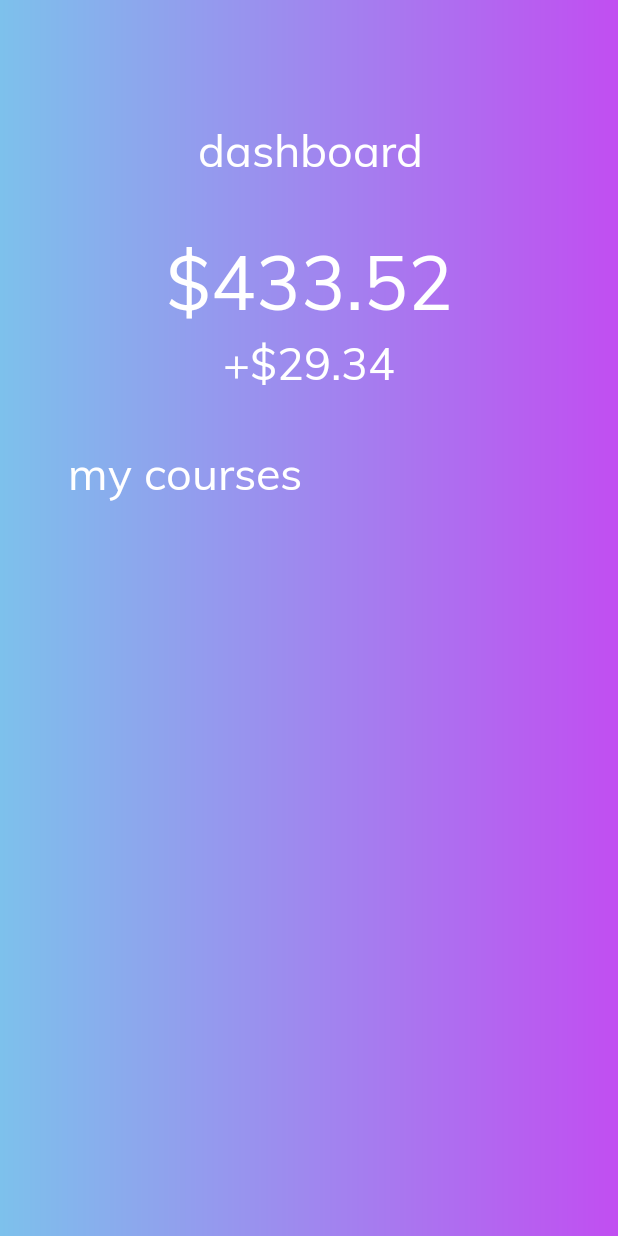
After one commit to harrysullivan235345/langsy-client, an Android app: the DashboardActivity screen opened directly, with no data from a screen before it, on a phone screen of 412 x 824 dp. The commit adds this screen. Run offline under Robolectric (Android 15) with nearby library versions, the phone set to English and light mode, and no system bars.

Commit message:
first part of dashboard
First part of dashboard

```diff
--- a/app/build.gradle
+++ b/app/build.gradle
@@ -24,7 +24,7 @@ android {
 
 dependencies {
     implementation fileTree(dir: 'libs', include: ['*.jar'])
-    implementation"org.jetbrains.kotlin:kotlin-stdlib-jdk7:$kotlin_version"
+    implementation "org.jetbrains.kotlin:kotlin-stdlib-jdk7:$kotlin_version"
     implementation 'androidx.appcompat:appcompat:1.0.2'
     implementation 'androidx.core:core-ktx:1.0.2'
     implementation 'androidx.constraintlayout:constraintlayout:1.1.3'
--- a/app/src/main/AndroidManifest.xml
+++ b/app/src/main/AndroidManifest.xml
@@ -9,6 +9,8 @@
         android:roundIcon="@mipmap/ic_launcher_round"
         android:supportsRtl="true"
         android:theme="@style/AppTheme">
+        <activity android:name=".CourseLabel"></activity>
+        <activity android:name=".DashboardActivity" />
         <activity android:name=".MainActivity">
             <intent-filter>
                 <action android:name="android.intent.action.MAIN" />
--- /dev/null
+++ b/app/src/main/java/ga/harrysullivan/langsy/DashboardActivity.kt
@@ -0,0 +1,14 @@
+package ga.harrysullivan.langsy
+
+import androidx.appcompat.app.AppCompatActivity
+import android.os.Bundle
+import android.view.LayoutInflater
+
+class DashboardActivity : AppCompatActivity() {
+
+    override fun onCreate(savedInstanceState: Bundle?) {
+        super.onCreate(savedInstanceState)
+        setContentView(R.layout.activity_dashboard)
+
+    }
+}
--- /dev/null
+++ b/app/src/main/res/layout/activity_dashboard.xml
@@ -0,0 +1,80 @@
+<?xml version="1.0" encoding="utf-8"?>
+<androidx.constraintlayout.widget.ConstraintLayout xmlns:android="http://schemas.android.com/apk/res/android"
+    xmlns:app="http://schemas.android.com/apk/res-auto"
+    xmlns:tools="http://schemas.android.com/tools"
+    android:layout_width="match_parent"
+    android:layout_height="match_parent"
+    android:background="@drawable/gradient_blue_purple"
+    tools:context=".DashboardActivity">
+
+    <ScrollView
+        android:layout_width="409dp"
+        android:layout_height="729dp"
+        android:layout_marginBottom="2dp"
+        app:layout_constraintBottom_toBottomOf="parent"
+        app:layout_constraintEnd_toEndOf="parent"
+        app:layout_constraintStart_toStartOf="parent"
+        app:layout_constraintTop_toTopOf="parent">
+
+        <androidx.constraintlayout.widget.ConstraintLayout
+            android:id="@+id/linearLayout"
+            android:layout_width="match_parent"
+            android:layout_height="wrap_content">
+
+            <TextView
+                android:id="@+id/textView3"
+                android:layout_width="wrap_content"
+                android:layout_height="wrap_content"
+                android:layout_marginStart="1dp"
+                android:layout_marginLeft="1dp"
+                android:layout_marginTop="32dp"
+                android:text="@string/dashboard_heading"
+                android:textColor="@android:color/white"
+                android:textSize="30sp"
+                app:fontFamily="@font/muli"
+                app:layout_constraintEnd_toEndOf="parent"
+                app:layout_constraintStart_toStartOf="parent"
+                app:layout_constraintTop_toTopOf="parent" />
+
+            <TextView
+                android:id="@+id/textView5"
+                android:layout_width="wrap_content"
+                android:layout_height="wrap_content"
+                android:layout_marginTop="32dp"
+                android:text="$433.52"
+                android:textColor="@android:color/white"
+                android:textSize="50sp"
+                app:fontFamily="@font/muli"
+                app:layout_constraintEnd_toEndOf="parent"
+                app:layout_constraintStart_toStartOf="parent"
+                app:layout_constraintTop_toBottomOf="@+id/textView3" />
+
+            <TextView
+                android:id="@+id/textView6"
+                android:layout_width="wrap_content"
+                android:layout_height="wrap_content"
+                android:text="+$29.34"
+                android:textColor="@android:color/white"
+                android:textSize="30sp"
+                app:fontFamily="@font/muli"
+                app:layout_constraintEnd_toEndOf="parent"
+                app:layout_constraintStart_toStartOf="parent"
+                app:layout_constraintTop_toBottomOf="@+id/textView5" />
+
+            <TextView
+                android:id="@+id/textView7"
+                android:layout_width="wrap_content"
+                android:layout_height="wrap_content"
+                android:layout_marginStart="44dp"
+                android:layout_marginLeft="44dp"
+                android:layout_marginTop="32dp"
+                android:text="@string/my_courses"
+                android:textColor="@android:color/white"
+                android:textSize="30sp"
+                app:fontFamily="@font/muli"
+                app:layout_constraintStart_toStartOf="parent"
+                app:layout_constraintTop_toBottomOf="@+id/textView6" />
+
+        </androidx.constraintlayout.widget.ConstraintLayout>
+    </ScrollView>
+</androidx.constraintlayout.widget.ConstraintLayout>
--- a/app/src/main/res/values/strings.xml
+++ b/app/src/main/res/values/strings.xml
@@ -3,6 +3,8 @@
 
     <string name="app_name_caps">langsy</string>
     <string name="motto">language learning built on failure</string>
+    <string name="home_page_button">begin you bitch</string>
 
-    <string name="home_page_button">begin you bitch</string>
+    <string name="dashboard_heading">dashboard</string>
+    <string name="my_courses">my courses</string>
 </resources>
```
Also changed, not shown: app/src/main/java/ga/harrysullivan/langsy/CourseLabel.kt (added, +12 -0 lines), app/src/main/res/drawable/course_label.xml (added, +15 -0 lines), app/src/main/res/layout/activity_course_label.xml (added, +32 -0 lines), app/src/main/res/values/attrs_course_label_two.xml (added, +8 -0 lines).
